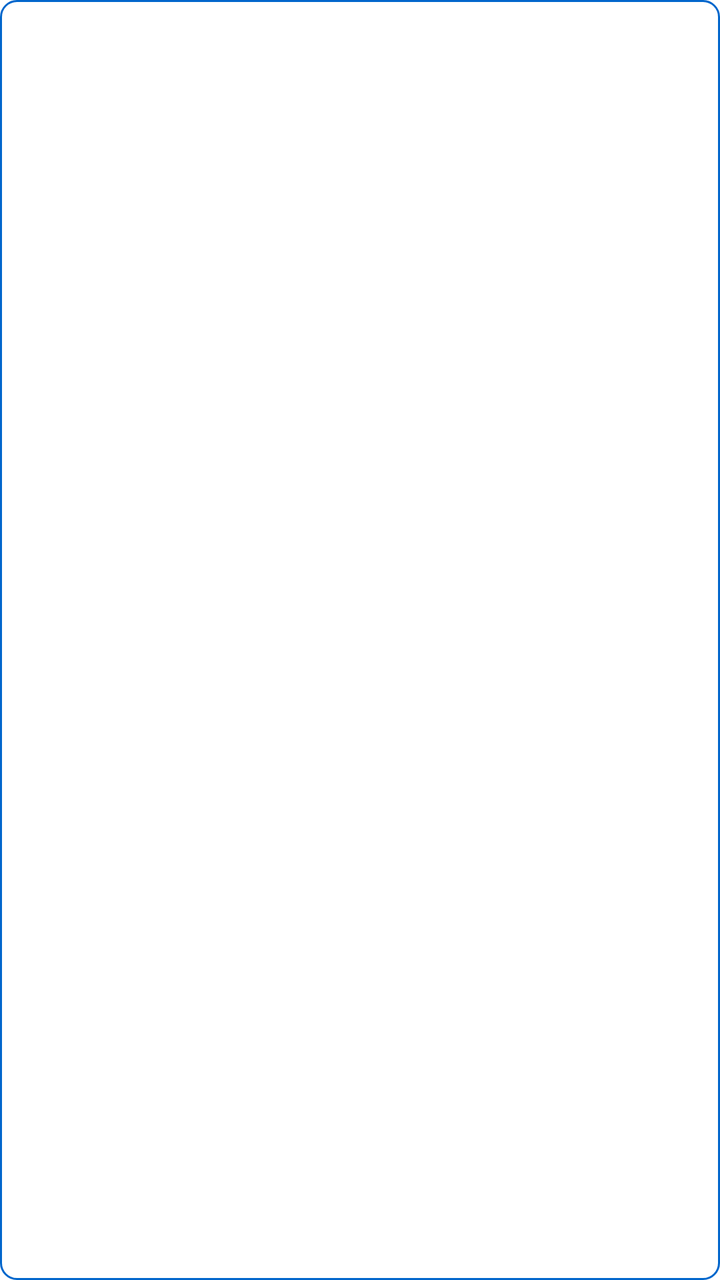
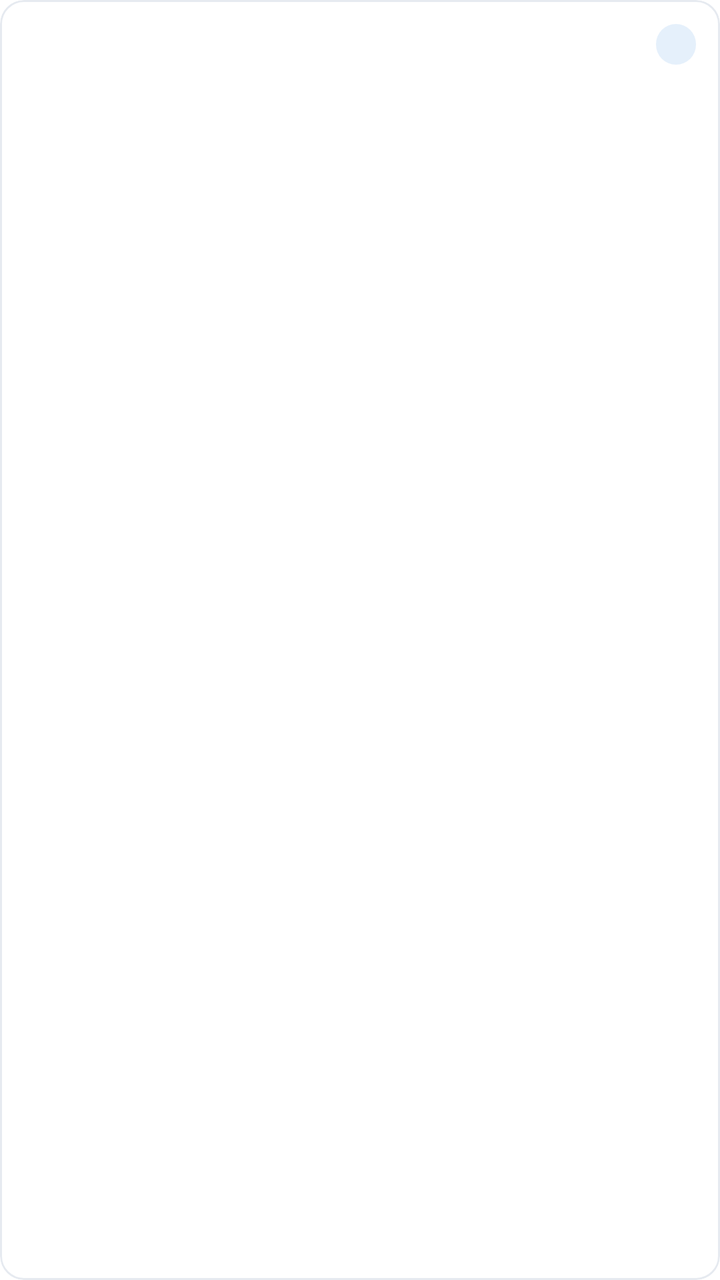

An Android layout rendered at two revisions. The XML below is the earlier revision; the diff shows what the commit changed to produce the second picture.
<!-- AndroidManifest.xml: application theme Theme.MetalConstructionsEstimates -->
<!-- res/layout/estimate_line_item.xml -->
<?xml version="1.0" encoding="utf-8"?>
<LinearLayout xmlns:android="http://schemas.android.com/apk/res/android"
    android:id="@+id/estimate_line_item"
    android:layout_width="match_parent"
    android:layout_height="wrap_content"
    android:padding="3dp"
    android:layout_marginBottom="3dp"
    android:background="@drawable/shape"
    android:orientation="vertical" >
    <LinearLayout
        android:layout_width="match_parent"
        android:layout_height="wrap_content"
        android:weightSum="2">
        <TextView
            android:id="@+id/recycler_view_estimate_line_id_estimate_line"
            android:layout_width="wrap_content"
            android:layout_height="wrap_content"
            android:layout_weight="1"
            android:textColor="@android:color/black" />
        <TextView
            android:id="@+id/recycler_view_estimate_id_estimate_line"
            android:layout_width="wrap_content"
            android:layout_height="wrap_content"
            android:layout_weight="1"
            android:textColor="@android:color/black" />
    </LinearLayout>
    <LinearLayout
        android:layout_width="match_parent"
        android:layout_height="wrap_content"
        android:weightSum="2">
        <TextView
            android:id="@+id/recycler_view_steel_id_estimate_line"
            android:layout_width="wrap_content"
            android:layout_height="wrap_content"
            android:layout_weight="1"
            android:textColor="@android:color/black" />
        <TextView
            android:id="@+id/recycler_view_total_price_estimate_line"
            android:layout_width="wrap_content"
            android:layout_height="wrap_content"
            android:layout_weight="1"
            android:textColor="@android:color/black" />
    </LinearLayout>
</LinearLayout>
<!-- resources referenced by this layout -->
<resources>
  <!-- drawable shape (drawable) -->
  <shape xmlns:android="http://schemas.android.com/apk/res/android"
      android:shape="rectangle">
      <solid android:color="#FFFFFF" />
      
      <stroke
          android:width="1.1dp"
          android:color="#0066cc" /> 
  
      <corners android:radius="8dp" />
  </shape>
  <style name="Theme.MetalConstructionsEstimates" parent="Theme.MaterialComponents.DayNight.NoActionBar">
      
          <item name="colorPrimary">@color/purple_200</item>
          <item name="colorPrimaryVariant">@color/purple_700</item>
          <item name="colorOnPrimary">@color/black</item>
  
          <item name="colorSecondary">@color/teal_200</item>
          <item name="colorSecondaryVariant">@color/teal_200</item>
          <item name="colorOnSecondary">@color/black</item>
  
          <item name="android:statusBarColor">?attr/colorPrimaryVariant</item>
          <item name="android:windowLightStatusBar">false</item>
  
          
      </style>
  <color name="purple_200">#FFBB86FC</color>
  <color name="purple_700">#FF3700B3</color>
  <color name="black">#FF000000</color>
  <color name="teal_200">#FF03DAC5</color>
</resources>

<!-- the commit's change to res/layout/estimate_line_item.xml (unified diff, before → after) -->
@@ -1,44 +1,99 @@
 <?xml version="1.0" encoding="utf-8"?>
-<LinearLayout xmlns:android="http://schemas.android.com/apk/res/android"
+<com.google.android.material.card.MaterialCardView xmlns:android="http://schemas.android.com/apk/res/android"
+    xmlns:app="http://schemas.android.com/apk/res-auto"
     android:id="@+id/estimate_line_item"
     android:layout_width="match_parent"
     android:layout_height="wrap_content"
-    android:padding="3dp"
-    android:layout_marginBottom="3dp"
-    android:background="@drawable/shape"
-    android:orientation="vertical" >
+    android:layout_marginTop="4dp"
+    android:layout_marginBottom="4dp"
+    android:clickable="true"
+    android:focusable="true"
+    app:cardBackgroundColor="@color/dashboard_card"
+    app:cardCornerRadius="12dp"
+    app:cardElevation="0dp"
+    app:strokeColor="@color/dashboard_track"
+    app:strokeWidth="1dp">
+
     <LinearLayout
         android:layout_width="match_parent"
         android:layout_height="wrap_content"
-        android:weightSum="2">
+        android:orientation="vertical"
+        android:padding="12dp">
+
+        <LinearLayout
+            android:layout_width="match_parent"
+            android:layout_height="wrap_content"
+            android:gravity="center_vertical"
+            android:orientation="horizontal">
+
+            <TextView
+                android:id="@+id/recycler_view_steel_id_estimate_line"
+                android:layout_width="0dp"
+                android:layout_height="wrap_content"
+                android:layout_weight="1"
+                android:ellipsize="end"
+                android:maxLines="1"
+                android:textColor="@color/dashboard_text_primary"
+                android:textSize="15sp"
+                android:textStyle="bold" />
+
+            <TextView
+                android:id="@+id/recycler_view_estimate_line_id_estimate_line"
+                android:layout_width="wrap_content"
+                android:layout_height="wrap_content"
+                android:layout_marginStart="8dp"
+                android:background="@drawable/bg_list_chip"
+                android:paddingHorizontal="10dp"
+                android:paddingVertical="2dp"
+                android:textColor="@color/dashboard_brand"
+                android:textSize="12sp"
+                android:textStyle="bold" />
+        </LinearLayout>
+
         <TextView
-            android:id="@+id/recycler_view_estimate_line_id_estimate_line"
-            android:layout_width="wrap_content"
+            android:id="@+id/recycler_view_quantity_estimate_line"
+            android:layout_width="match_parent"
             android:layout_height="wrap_content"
-            android:layout_weight="1"
-            android:textColor="@android:color/black" />
+            android:layout_marginTop="4dp"
+            android:ellipsize="end"
+            android:maxLines="1"
+            android:textColor="@color/dashboard_text_secondary"
+            android:textSize="13sp" />
+
         <TextView
-            android:id="@+id/recycler_view_estimate_id_estimate_line"
-            android:layout_width="wrap_content"
+            android:id="@+id/recycler_view_dimensions_estimate_line"
+            android:layout_width="match_parent"
             android:layout_height="wrap_content"
-            android:layout_weight="1"
-            android:textColor="@android:color/black" />
+            android:ellipsize="end"
+            android:maxLines="1"
+            android:textColor="@color/dashboard_text_secondary"
+            android:textSize="13sp" />
+
+        <LinearLayout
+            android:layout_width="match_parent"
+            android:layout_height="wrap_content"
+            android:layout_marginTop="4dp"
+            android:gravity="center_vertical"
+            android:orientation="horizontal">
+
+            <TextView
+                android:id="@+id/recycler_view_unit_price_estimate_line"
+                android:layout_width="0dp"
+                android:layout_height="wrap_content"
+                android:layout_weight="1"
+                android:ellipsize="end"
+                android:maxLines="1"
+                android:textColor="@color/dashboard_text_secondary"
+                android:textSize="13sp" />
+
+            <TextView
+                android:id="@+id/recycler_view_total_price_estimate_line"
+                android:layout_width="wrap_content"
+                android:layout_height="wrap_content"
+                android:layout_marginStart="8dp"
+                android:textColor="@color/dashboard_brand"
+                android:textSize="15sp"
+                android:textStyle="bold" />
+        </LinearLayout>
     </LinearLayout>
-    <LinearLayout
-        android:layout_width="match_parent"
-        android:layout_height="wrap_content"
-        android:weightSum="2">
-        <TextView
-            android:id="@+id/recycler_view_steel_id_estimate_line"
-            android:layout_width="wrap_content"
-            android:layout_height="wrap_content"
-            android:layout_weight="1"
-            android:textColor="@android:color/black" />
-        <TextView
-            android:id="@+id/recycler_view_total_price_estimate_line"
-            android:layout_width="wrap_content"
-            android:layout_height="wrap_content"
-            android:layout_weight="1"
-            android:textColor="@android:color/black" />
-    </LinearLayout>
-</LinearLayout>
+</com.google.android.material.card.MaterialCardView>
<!-- resource entries referenced after the edit -->
@@ -1,15 +1,16 @@
 <!-- resources referenced by this layout -->
 <resources>
-  <!-- drawable shape (drawable) -->
+  <color name="dashboard_brand">#0066CC</color>
+  <color name="dashboard_card">#FFFFFF</color>
+  <color name="dashboard_text_primary">#111827</color>
+  <color name="dashboard_text_secondary">#6B7280</color>
+  <color name="dashboard_track">#E6EAF0</color>
+  <!-- drawable bg_list_chip (drawable) -->
+  <?xml version="1.0" encoding="utf-8"?>
   <shape xmlns:android="http://schemas.android.com/apk/res/android"
       android:shape="rectangle">
-      <solid android:color="#FFFFFF" />
-      
-      <stroke
-          android:width="1.1dp"
-          android:color="#0066cc" /> 
-  
-      <corners android:radius="8dp" />
+      <solid android:color="@color/dashboard_brand_soft" />
+      <corners android:radius="12dp" />
   </shape>
   <style name="Theme.MetalConstructionsEstimates" parent="Theme.MaterialComponents.DayNight.NoActionBar">
       
@@ -26,6 +27,7 @@
   
           
       </style>
+  <color name="dashboard_brand_soft">#E5F0FB</color>
   <color name="purple_200">#FFBB86FC</color>
   <color name="purple_700">#FF3700B3</color>
   <color name="black">#FF000000</color>
